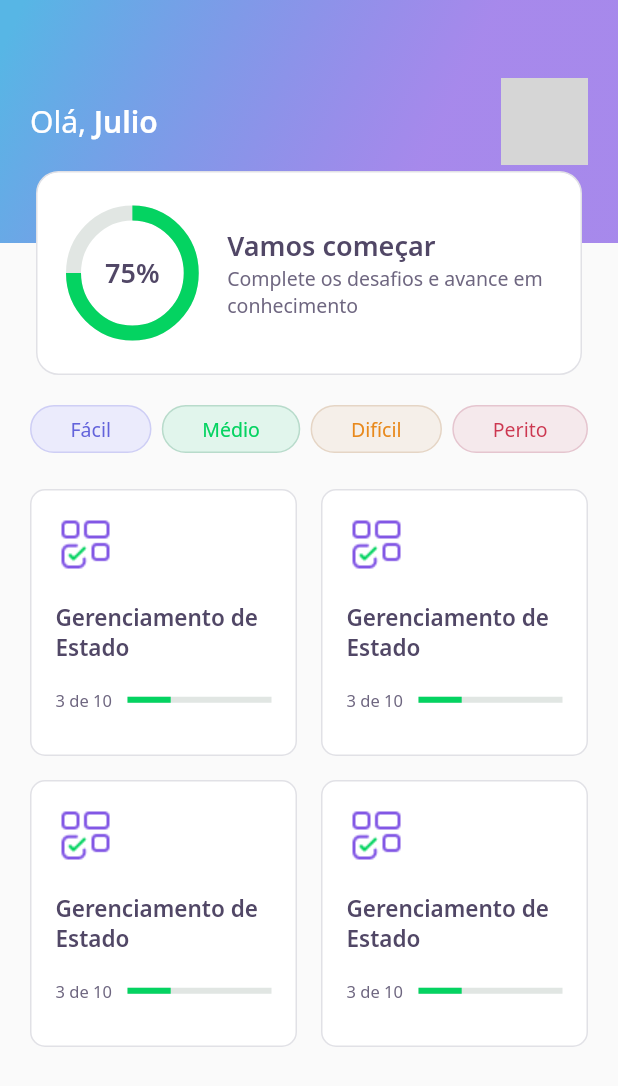
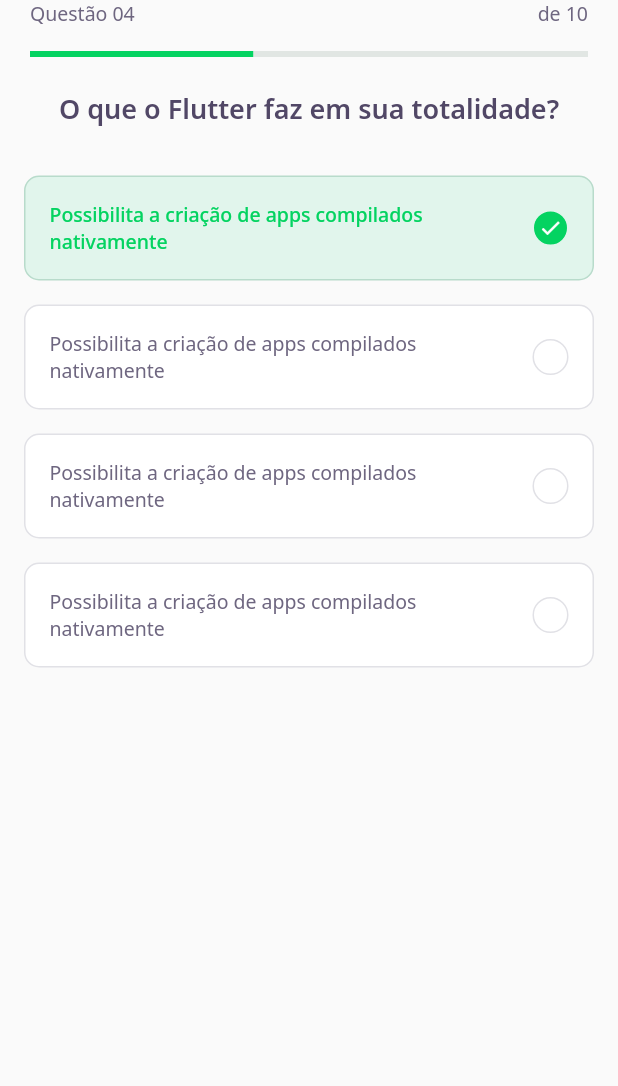
Before and after one commit to juliomsousa/devquiz-flutter-nlw5, a Flutter app: the screen it shows after launch, on a phone screen of 412 x 824 dp. Shown: the top 1086 px of the screen. Run offline on Flutter 3.47's test engine with Material 2 defaults, Android fonts, the phone set to English and light mode, and no system bars; our stand-ins replace google_fonts; grey boxes are pictures that could not be loaded.

Commit message:
Create Quiz screen

```diff
--- /dev/null
+++ b/lib/challenge/challenge_page.dart
@@ -0,0 +1,27 @@
+import 'package:DevQuiz/challenge/widgets/question_indicator/question_indicator_widget.dart';
+import 'package:DevQuiz/challenge/widgets/quiz/quiz_widget.dart';
+import 'package:flutter/material.dart';
+
+class ChallengePage extends StatefulWidget {
+  @override
+  _ChallengePageState createState() => _ChallengePageState();
+}
+
+class _ChallengePageState extends State<ChallengePage> {
+  @override
+  Widget build(BuildContext context) {
+    return Scaffold(
+      appBar: PreferredSize(
+        preferredSize: Size.fromHeight(60),
+        child: SafeArea(
+          top: true,
+          child: QuestionIndicatorWidget(),
+        ),
+      ),
+      body: Container(
+          child: QuizWidget(
+        title: 'O que o Flutter faz em sua totalidade?',
+      )),
+    );
+  }
+}
--- /dev/null
+++ b/lib/challenge/widgets/answer/answer_widget.dart
@@ -0,0 +1,80 @@
+import 'package:DevQuiz/core/core.dart';
+import 'package:flutter/material.dart';
+
+class AnswerWidget extends StatelessWidget {
+  final String title;
+  final bool isRight;
+  final bool isSelected;
+
+  AnswerWidget({
+    Key? key,
+    required this.title,
+    this.isRight = false,
+    this.isSelected = false,
+  }) : super(key: key);
+
+  Color get _selectedColorRight =>
+      isRight ? AppColors.darkGreen : AppColors.darkRed;
+
+  Color get _selectedBorderRight =>
+      isRight ? AppColors.lightGreen : AppColors.lightRed;
+
+  Color get _selectedColorCardRight =>
+      isRight ? AppColors.lightGreen : AppColors.lightRed;
+
+  Color get _selectedBorderCardRight =>
+      isRight ? AppColors.green : AppColors.red;
+
+  TextStyle get _selectedTextStyleRight =>
+      isRight ? AppTextStyles.bodyDarkGreen : AppTextStyles.bodyDarkRed;
+
+  IconData get _selectedIconRight => isRight ? Icons.check : Icons.close;
+
+  @override
+  Widget build(BuildContext context) {
+    return Padding(
+      padding: const EdgeInsets.symmetric(horizontal: 16, vertical: 8),
+      child: Container(
+        padding: EdgeInsets.all(16),
+        decoration: BoxDecoration(
+          color: isSelected ? _selectedColorCardRight : AppColors.white,
+          borderRadius: BorderRadius.circular(10),
+          border: Border.fromBorderSide(BorderSide(
+              color: isSelected ? _selectedBorderCardRight : AppColors.border)),
+        ),
+        child: Row(
+          mainAxisAlignment: MainAxisAlignment.spaceBetween,
+          children: [
+            Expanded(
+              child: Text(
+                title,
+                style:
+                    isSelected ? _selectedTextStyleRight : AppTextStyles.body,
+              ),
+            ),
+            Container(
+              height: 24,
+              width: 24,
+              decoration: BoxDecoration(
+                color: isSelected ? _selectedColorRight : AppColors.white,
+                borderRadius: BorderRadius.circular(12),
+                border: Border.fromBorderSide(
+                  BorderSide(
+                    color: isSelected ? _selectedBorderRight : AppColors.border,
+                  ),
+                ),
+              ),
+              child: isSelected
+                  ? Icon(
+                      isRight ? Icons.check : Icons.close,
+                      size: 16,
+                      color: Colors.white,
+                    )
+                  : null,
+            )
+          ],
+        ),
+      ),
+    );
+  }
+}
--- /dev/null
+++ b/lib/challenge/widgets/question_indicator/question_indicator_widget.dart
@@ -0,0 +1,35 @@
+import 'package:DevQuiz/core/core.dart';
+import 'package:DevQuiz/shared/widgets/progress_indicator/progress_indicator_widget.dart';
+import 'package:flutter/material.dart';
+
+class QuestionIndicatorWidget extends StatelessWidget {
+  @override
+  Widget build(BuildContext context) {
+    return Container(
+      padding: const EdgeInsets.symmetric(horizontal: 20),
+      child: Column(
+        children: [
+          Row(
+            mainAxisAlignment: MainAxisAlignment.spaceBetween,
+            children: [
+              Text(
+                'Questão 04',
+                style: AppTextStyles.body,
+              ),
+              Text(
+                'de 10',
+                style: AppTextStyles.body,
+              ),
+            ],
+          ),
+          SizedBox(
+            height: 16,
+          ),
+          ProgressIndicatorWidget(
+            value: 0.4,
+          )
+        ],
+      ),
+    );
+  }
+}
--- /dev/null
+++ b/lib/challenge/widgets/quiz/quiz_widget.dart
@@ -0,0 +1,39 @@
+import 'package:DevQuiz/challenge/widgets/answer/answer_widget.dart';
+import 'package:DevQuiz/core/core.dart';
+import 'package:flutter/material.dart';
+
+class QuizWidget extends StatelessWidget {
+  final String title;
+  QuizWidget({Key? key, required this.title}) : super(key: key);
+
+  @override
+  Widget build(BuildContext context) {
+    return Container(
+      child: Column(
+        children: [
+          Text(
+            title,
+            style: AppTextStyles.heading,
+          ),
+          SizedBox(
+            height: 24,
+          ),
+          AnswerWidget(
+            title: 'Possibilita a criação de apps compilados nativamente',
+            isSelected: true,
+            isRight: true,
+          ),
+          AnswerWidget(
+            title: 'Possibilita a criação de apps compilados nativamente',
+          ),
+          AnswerWidget(
+            title: 'Possibilita a criação de apps compilados nativamente',
+          ),
+          AnswerWidget(
+            title: 'Possibilita a criação de apps compilados nativamente',
+          ),
+        ],
+      ),
+    );
+  }
+}
--- a/lib/core/app_widget.dart
+++ b/lib/core/app_widget.dart
@@ -1,3 +1,4 @@
+import 'package:DevQuiz/challenge/challenge_page.dart';
 import 'package:DevQuiz/home/home_page.dart';
 // import 'package:DevQuiz/splash/splash_page.dart';
 import 'package:DevQuiz/splash/splash_page.dart';
@@ -8,7 +9,7 @@ class AppWidget extends StatelessWidget {
   Widget build(BuildContext context) {
     return MaterialApp(
       title: "DevQuiz",
-      home: HomePage(),
+      home: ChallengePage(),
     );
   }
 }
--- a/lib/home/widgets/appbar/app_bar_widget.dart
+++ b/lib/home/widgets/appbar/app_bar_widget.dart
@@ -34,6 +34,7 @@ class AppBarWidget extends PreferredSize {
                         height: 58,
                         width: 58,
                         decoration: BoxDecoration(
+                          border: Border.fromBorderSide(BorderSide(color: AppColors.purple)),
                           borderRadius: BorderRadius.circular(10),
                           image: DecorationImage(
                             image: NetworkImage(
--- a/lib/home/widgets/quiz_card/quiz_card_widget.dart
+++ b/lib/home/widgets/quiz_card/quiz_card_widget.dart
@@ -1,4 +1,5 @@
 import 'package:DevQuiz/core/core.dart';
+import 'package:DevQuiz/shared/widgets/progress_indicator/progress_indicator_widget.dart';
 import 'package:flutter/material.dart';
 import 'package:google_fonts/google_fonts.dart';
 
@@ -40,14 +41,10 @@ class QuizCardWidget extends StatelessWidget {
                 ),
               ),
               Expanded(
-                flex: 2,
-                child: LinearProgressIndicator(
-                  value: 0.3,
-                  backgroundColor: AppColors.chartSecondary,
-                  valueColor:
-                      AlwaysStoppedAnimation<Color>(AppColors.chartPrimary),
-                ),
-              )
+                  flex: 2,
+                  child: ProgressIndicatorWidget(
+                    value: 0.6,
+                  ))
             ],
           )
         ],
--- /dev/null
+++ b/lib/shared/widgets/progress_indicator/progress_indicator_widget.dart
@@ -0,0 +1,16 @@
+import 'package:DevQuiz/core/core.dart';
+import 'package:flutter/material.dart';
+
+class ProgressIndicatorWidget extends StatelessWidget {
+  final double value;
+  ProgressIndicatorWidget({Key? key, required this.value}) : super(key: key);
+
+  @override
+  Widget build(BuildContext context) {
+    return LinearProgressIndicator(
+      backgroundColor: AppColors.chartSecondary,
+      valueColor: AlwaysStoppedAnimation<Color>(AppColors.chartPrimary),
+      value: value,
+    );
+  }
+}
```
